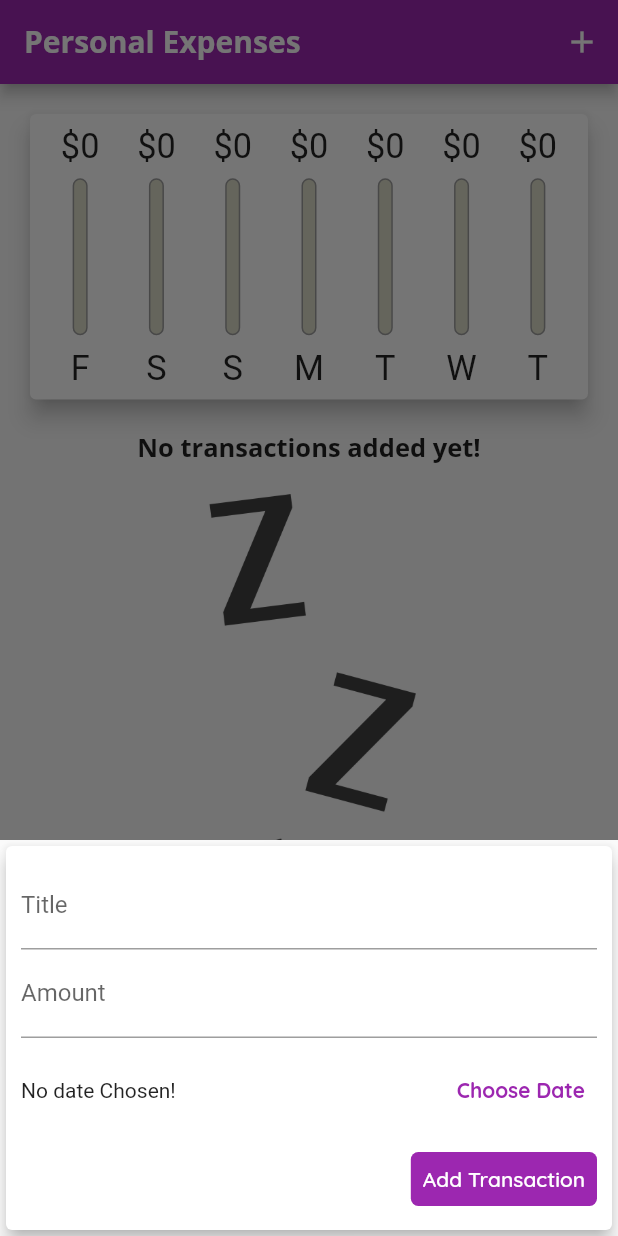
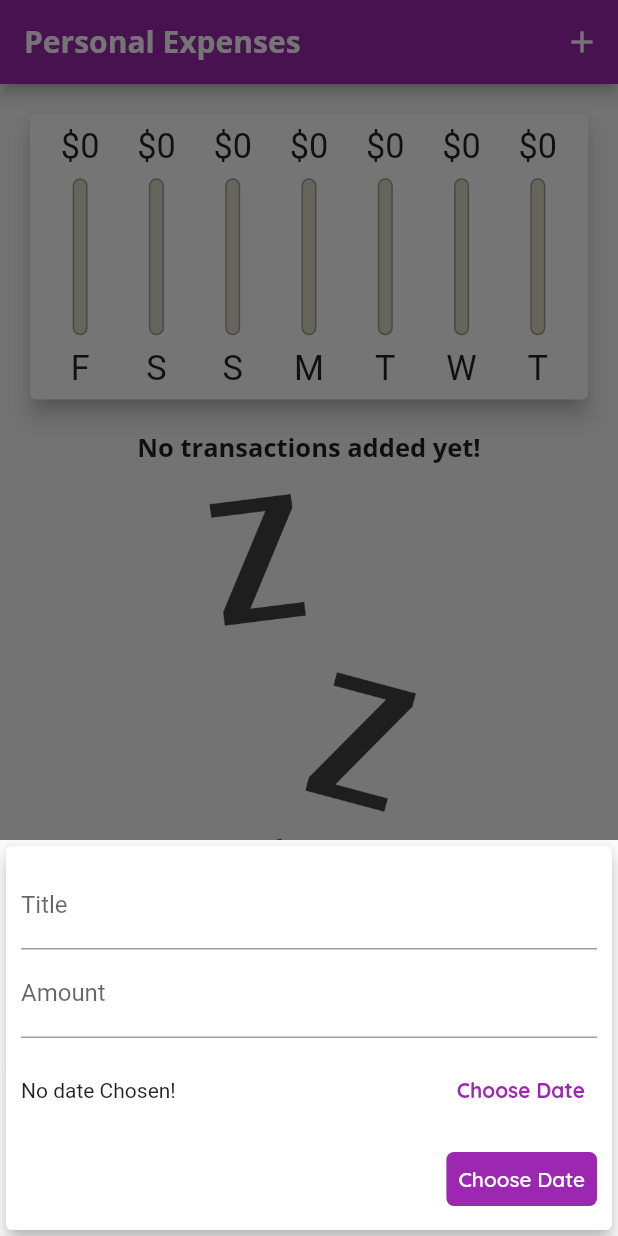
Before and after one commit to TadasPaulauskas/personal_expenses, a Flutter app: the screen it shows after launch, after a tap on the "add" icon, on a phone screen of 412 x 824 dp. Run offline on Flutter 3.47's test engine with Material 2 defaults, Android fonts, the phone set to English and light mode, and no system bars.

Commit message:
iOS adaptive not finished

```diff
--- a/lib/main.dart
+++ b/lib/main.dart
@@ -1,3 +1,5 @@
+import 'dart:io';
+import 'package:flutter/cupertino.dart';
 import 'package:flutter/material.dart';
 import 'package:flutter/services.dart';
 import './widgets/chart.dart';
@@ -119,10 +121,25 @@ class _MyHomePageState extends State<MyHomePage> {
 
   @override
   Widget build(BuildContext context) {
-    final isLandscape =
-        MediaQuery.of(context).orientation == Orientation.landscape;
+    final mediaQuery = MediaQuery.of(context);
+    final isLandscape = mediaQuery.orientation == Orientation.landscape;
 
-    final appBar = AppBar(
+    final dynamic appBar = Platform.isIOS
+        ? CupertinoNavigationBar(
+            middle: const Text(
+              'Personal Expenses',
+            ),
+            trailing: Row(
+              mainAxisSize: MainAxisSize.min,
+              children: [
+                GestureDetector(
+                  child: const Icon(CupertinoIcons.add),
+                  onTap: () => _startAddNewTransaction(context),
+                ),
+              ],
+            ),
+          )
+        : AppBar(
             title: const Text(
               'Personal Expenses',
             ),
@@ -130,14 +147,14 @@ class _MyHomePageState extends State<MyHomePage> {
               IconButton(
                 onPressed: () => _startAddNewTransaction(context),
                 icon: const Icon(Icons.add),
-        )
+              ),
             ],
           );
 
     final txListWidget = Container(
-      height: (MediaQuery.of(context).size.height -
+      height: (mediaQuery.size.height -
               appBar.preferredSize.height -
-              MediaQuery.of(context).padding.top) *
+              mediaQuery.padding.top) *
           0.7,
       child: TransactionList(
         transactions: _userTransactions,
@@ -145,9 +162,8 @@ class _MyHomePageState extends State<MyHomePage> {
       ),
     );
 
-    return Scaffold(
-      appBar: appBar,
-      body: SingleChildScrollView(
+    final pageBody = SafeArea(
+      child: SingleChildScrollView(
         child: Column(
           mainAxisAlignment: MainAxisAlignment.start,
           crossAxisAlignment: CrossAxisAlignment.stretch,
@@ -156,8 +172,12 @@ class _MyHomePageState extends State<MyHomePage> {
               Row(
                 mainAxisAlignment: MainAxisAlignment.center,
                 children: [
-                  const Text('Show Chart'),
-                  Switch(
+                  Text(
+                    'Show Chart',
+                    style: Theme.of(context).textTheme.headline6,
+                  ),
+                  Switch.adaptive(
+                    activeColor: Theme.of(context).primaryColor,
                     value: _showChart,
                     onChanged: (value) {
                       setState(() {
@@ -169,9 +189,9 @@ class _MyHomePageState extends State<MyHomePage> {
               ),
             if (!isLandscape)
               Container(
-                height: (MediaQuery.of(context).size.height -
+                height: (mediaQuery.size.height -
                         appBar.preferredSize.height -
-                        MediaQuery.of(context).padding.top) *
+                        mediaQuery.padding.top) *
                     0.3,
                 child: Chart(recentTransactions: _recentTransactions),
               ),
@@ -179,9 +199,9 @@ class _MyHomePageState extends State<MyHomePage> {
             if (isLandscape)
               _showChart
                   ? Container(
-                      height: (MediaQuery.of(context).size.height -
+                      height: (mediaQuery.size.height -
                               appBar.preferredSize.height -
-                              MediaQuery.of(context).padding.top) *
+                              mediaQuery.padding.top) *
                           0.3,
                       child: Chart(recentTransactions: _recentTransactions),
                     )
@@ -189,8 +209,21 @@ class _MyHomePageState extends State<MyHomePage> {
           ],
         ),
       ),
-      floatingActionButtonLocation: FloatingActionButtonLocation.centerFloat,
-      floatingActionButton: FloatingActionButton(
+    );
+
+    return Platform.isIOS
+        ? CupertinoPageScaffold(
+            child: pageBody,
+            navigationBar: appBar,
+          )
+        : Scaffold(
+            appBar: appBar,
+            body: pageBody,
+            floatingActionButtonLocation:
+                FloatingActionButtonLocation.centerFloat,
+            floatingActionButton: Platform.isIOS
+                ? Container()
+                : FloatingActionButton(
                     child: const Icon(Icons.add),
                     onPressed: () => _startAddNewTransaction(context),
                   ),
--- /dev/null
+++ b/lib/widgets/adaptive_button.dart
@@ -0,0 +1,32 @@
+import 'dart:io';
+
+import 'package:flutter/material.dart';
+import 'package:flutter/cupertino.dart';
+
+class AdaptiveButton extends StatelessWidget {
+  final String text;
+  final Function handler;
+
+  const AdaptiveButton(this.text, this.handler, {super.key});
+
+  @override
+  Widget build(BuildContext context) {
+    return Platform.isIOS
+        ? CupertinoButton(
+            onPressed: () => handler,
+            child: Text(text),
+          )
+        : TextButton(
+            style: TextButton.styleFrom(
+              backgroundColor: Theme.of(context).primaryColor,
+              foregroundColor: Theme.of(context).textTheme.button?.color,
+              shape: RoundedRectangleBorder(
+                borderRadius: BorderRadius.circular(5),
+              ),
+              //elevation: 5,
+            ),
+            onPressed: () => handler,
+            child: Text(text),
+          );
+  }
+}
--- a/lib/widgets/new_transaction.dart
+++ b/lib/widgets/new_transaction.dart
@@ -1,5 +1,6 @@
 import 'package:flutter/material.dart';
 import 'package:intl/intl.dart';
+import './adaptive_button.dart';
 
 class NewTransaction extends StatefulWidget {
   final Function addTx;
@@ -107,18 +108,7 @@ class _NewTransactionState extends State<NewTransaction> {
                   ],
                 ),
               ),
-              TextButton(
-                style: TextButton.styleFrom(
-                  backgroundColor: Theme.of(context).primaryColor,
-                  foregroundColor: Theme.of(context).textTheme.button?.color,
-                  shape: RoundedRectangleBorder(
-                    borderRadius: BorderRadius.circular(5),
-                  ),
-                  //elevation: 5,
-                ),
-                onPressed: _submitData,
-                child: const Text('Add Transaction'),
-              ),
+              AdaptiveButton('Choose Date', _presentDatePicker),
             ],
           ),
         ),
```
Lines whose indentation alone changed are shown as unchanged.
